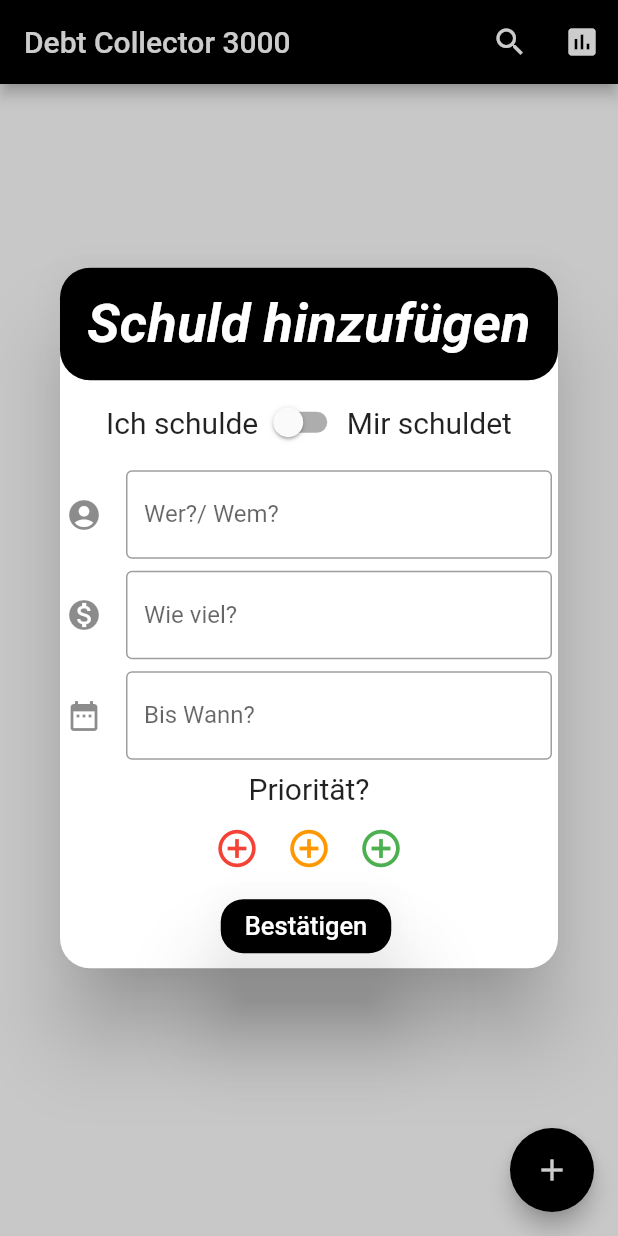
After one commit to CaptainWeasle/Projekt-B, a Flutter app: the screen it shows after launch, after a tap on the "add" icon, on a phone screen of 412 x 824 dp. The commit adds this screen. Run offline on Flutter 3.47's test engine with Material 2 defaults, Android fonts, the phone set to English and light mode, and no system bars; drawn by our look-alikes of datetime_picker_formfield; our stand-ins replace bloc, flutter_bloc; Roboto replaces fonts that are missing (Hind, Montserrat).

Commit message:
add Priority buttons fixed

```diff
--- a/project_b/lib/main.dart
+++ b/project_b/lib/main.dart
@@ -31,7 +31,7 @@ class MyApp extends StatelessWidget {
             title: TextStyle(
               fontSize: 36.0,
               fontStyle: FontStyle.italic,
-              color: Colors.white,
+              color: Colors.black,
             ),
             body1: TextStyle(fontSize: 14.0, fontFamily: 'Hind'),
           ),
--- /dev/null
+++ b/project_b/lib/src/pages/addDebtPage.dart
@@ -0,0 +1,254 @@
+import 'package:flutter/material.dart';
+import 'package:datetime_picker_formfield/datetime_picker_formfield.dart';
+import 'package:flutter_bloc/flutter_bloc.dart';
+import 'package:intl/intl.dart';
+import 'package:project_b/src/blocs/debtList_bloc.dart';
+import 'package:project_b/src/blocs/debt_bloc.dart';
+
+class AddDebtPage extends StatefulWidget {
+  final DebtListBloc debtListBloc;
+
+  const AddDebtPage({Key key, this.debtListBloc,}) : super(key: key);
+
+  State<AddDebtPage> createState() => AddDebtPageState();
+}
+
+
+
+class AddDebtPageState extends State<AddDebtPage> {
+  @override
+  var prio = 0;
+
+  IconData _iconPrio1 = Icons.add_circle_outline;
+  IconData _iconPrio2 = Icons.add_circle_outline;
+  IconData _iconPrio3 = Icons.add_circle_outline;
+
+   getRightIcon(){
+    if(prio == 1){
+      _iconPrio1 = Icons.add_circle;
+      _iconPrio2 = Icons.add_circle_outline;
+      _iconPrio3 = Icons.add_circle_outline;
+    }else if(prio == 2){
+      _iconPrio2 = Icons.add_circle;
+      _iconPrio1 = Icons.add_circle_outline;
+      _iconPrio3 = Icons.add_circle_outline;
+    }else if(prio == 3){
+      _iconPrio3 = Icons.add_circle;
+      _iconPrio2 = Icons.add_circle_outline;
+      _iconPrio1 = Icons.add_circle_outline;
+    }
+  }
+
+  bool debtSwitch = false;
+
+  TextEditingController debtNameController = TextEditingController();
+  TextEditingController debtAmountController = TextEditingController();
+  TextEditingController debtDateController = TextEditingController();
+
+  Widget build(BuildContext context) {
+
+
+    Widget addDebtDialog = Column(
+      mainAxisSize: MainAxisSize.min,
+      children: <Widget>[
+        Container(
+          padding: const EdgeInsets.all(8),
+          decoration: BoxDecoration(
+            color: Theme.of(context).primaryColor,
+            borderRadius: BorderRadius.circular(20),
+          ),
+          height: 75,
+          width: 370,
+          child: Center(
+            child: Text(
+              "Schuld hinzufügen",
+              style: TextStyle(
+                fontWeight: FontWeight.bold,
+                fontSize: 36.0,
+                fontStyle: FontStyle.italic,
+                color: Colors.white,
+              ),
+            ),
+          ),
+        ),
+        Column(
+          mainAxisSize: MainAxisSize.min,
+          children: <Widget>[
+            Padding(
+              padding: EdgeInsets.all(4),
+              child: Row(
+                mainAxisSize: MainAxisSize.min,
+                children: <Widget>[
+                  Text(
+                    "Ich schulde",
+                    style: TextStyle(
+                      fontSize: 20,
+                    ),
+                  ),
+                  Switch(
+                    value: debtSwitch,
+                    onChanged: (value) {
+                      setState(
+                            () {
+                          debtSwitch = value;
+                        },
+                      );
+                    },
+                    activeTrackColor: Theme.of(context).accentColor,
+                    activeColor: Theme.of(context).primaryColor,
+                  ),
+                  Text(
+                    "Mir schuldet",
+                    style: TextStyle(
+                      fontSize: 20,
+                    ),
+                  )
+                ],
+              ),
+            ),
+            Padding(
+              padding: EdgeInsets.all(4),
+              child: TextField(
+                maxLength: 9,
+                controller: debtNameController,
+                decoration: InputDecoration(
+                    counterText: "",
+                    border: OutlineInputBorder(),
+                    icon: Icon(Icons.account_circle),
+                    labelText: "Wer?/ Wem?",
+                ),
+                onChanged: (s) {
+                 print( debtNameController.text);
+                },
+              ),
+            ),
+            Padding(
+              padding: EdgeInsets.all(4),
+              child: TextField(
+                maxLength: 4,
+                controller: debtAmountController,
+                keyboardType: TextInputType.number,
+                decoration: InputDecoration(
+                    counterText: "",
+                    border: OutlineInputBorder(),
+                    icon: Icon(Icons.monetization_on),
+                    labelText: "Wie viel?"),
+              ),
+            ),
+            Padding(
+              padding: EdgeInsets.all(4),
+              child: DateTimeField(
+                controller: debtDateController,
+                format: DateFormat("yyyy-MM-dd"),
+                decoration: InputDecoration(
+                    border: OutlineInputBorder(),
+                    icon: Icon(Icons.date_range),
+                    labelText: "Bis Wann?"),
+                onShowPicker: (context, currentValue) {
+                  return showDatePicker(
+                      context: context,
+                      firstDate: DateTime(1900),
+                      initialDate: currentValue ?? DateTime.now(),
+                      lastDate: DateTime(2100));
+                },
+              ),
+            ),
+            Padding(
+              padding: EdgeInsets.all(4),
+              child: Text(
+                "Priorität?",
+                textAlign: TextAlign.center,
+                style: TextStyle(
+                  fontSize: 20,
+                ),
+              ),
+            ),
+            Row(
+              mainAxisSize: MainAxisSize.min,
+              children: <Widget>[
+                IconButton(
+                  icon: Icon(_iconPrio1),
+                  iconSize: 30,
+                  color: Colors.red,
+                  onPressed: () {
+                    setState(
+                          () {
+                        prio = 1;
+                        getRightIcon();
+                      },
+                    );
+                  },
+                ),
+                IconButton(
+                  icon: Icon(_iconPrio2),
+                  iconSize: 30,
+                  color: Colors.orange,
+                  onPressed: () {
+                    setState(
+                          () {
+                        prio = 2;
+                        getRightIcon();
+                      },
+                    );
+                  },
+                ),
+                IconButton(
+                  icon: Icon(_iconPrio3),
+                  iconSize: 30,
+                  color: Colors.green,
+                  onPressed: () {
+                    setState(
+                          () {
+                        prio = 3;
+                        getRightIcon();
+                      },
+                    );
+                  },
+                ),
+              ],
+            ),
+            Padding(
+              padding: const EdgeInsets.fromLTRB(0, 4, 4, 4),
+              child: MaterialButton(
+                shape: RoundedRectangleBorder(
+                    borderRadius: BorderRadius.circular(15.0)),
+                elevation: 25,
+                colorBrightness: Brightness.dark,
+                child: Text(
+                  "Bestätigen",
+                  style: TextStyle(color: Colors.white, fontSize: 17),
+                ),
+                color: Colors.black,
+                onPressed: () {
+                  setState(
+                        () {
+                      DebtBloc newDebt = DebtBloc();
+                      newDebt.currentState.name = debtNameController.text;
+                      newDebt.currentState.debt =
+                          double.parse(debtAmountController.text);
+                      String date = debtDateController.text + " 00:00:00Z";
+                      newDebt.currentState.debtDeadlineDate =
+                          DateTime.parse(date);
+                      newDebt.currentState.iOwe = !debtSwitch;
+                      newDebt.currentState.priority = prio;
+                      widget.debtListBloc.onAddDebt(newDebt);
+                      Navigator.pop(context);
+                    },
+                  );
+                },
+              ),
+            ),
+          ],
+        ),
+      ],
+    );
+
+
+    return Dialog(
+      shape: RoundedRectangleBorder(
+        borderRadius: BorderRadius.circular(20),
+      ),
+      child: addDebtDialog,
+    );
+  }
+}
--- a/project_b/lib/src/pages/homePage.dart
+++ b/project_b/lib/src/pages/homePage.dart
@@ -4,6 +4,7 @@ import 'package:flutter_bloc/flutter_bloc.dart';
 import 'package:project_b/src/blocs/debtList_bloc.dart';
 import 'package:project_b/src/blocs/debt_bloc.dart';
 import 'package:project_b/src/models/debtList.dart';
+import 'package:project_b/src/pages/addDebtPage.dart';
 import 'package:project_b/src/ui_elements/customAlert.dart';
 import 'package:project_b/src/ui_elements/debtItemWidget.dart';
 import 'package:intl/intl.dart';
@@ -80,7 +81,12 @@ class HomePageState extends State<HomePage> {
             children: <Widget>[
               Text(
                 "Summary",
-                style: Theme.of(context).textTheme.title,
+                style: TextStyle(
+                  fontWeight: FontWeight.bold,
+                  fontSize: 36.0,
+                  fontStyle: FontStyle.italic,
+                  color: Colors.white,
+                ),
               ),
             ],
           ),
@@ -170,7 +176,12 @@ class HomePageState extends State<HomePage> {
           child: Center(
             child: Text(
               "Schuld hinzufügen",
-              style: Theme.of(context).textTheme.title,
+              style: TextStyle(
+                fontWeight: FontWeight.bold,
+                fontSize: 36.0,
+                fontStyle: FontStyle.italic,
+                color: Colors.white,
+              ),
             ),
           ),
         ),
@@ -381,8 +392,8 @@ class HomePageState extends State<HomePage> {
           showGeneralDialog(
             barrierColor: Colors.black.withOpacity(0.2),
             transitionBuilder: (context, a1, a2, widget) {
-              return CustomAlert(
-                content: addDebtDialog,
+              return AddDebtPage(
+                debtListBloc: _debtListBloc,
               );
             },
             pageBuilder: (context, animation1, animation2) {},
```
Lines whose indentation alone changed are shown as unchanged.
